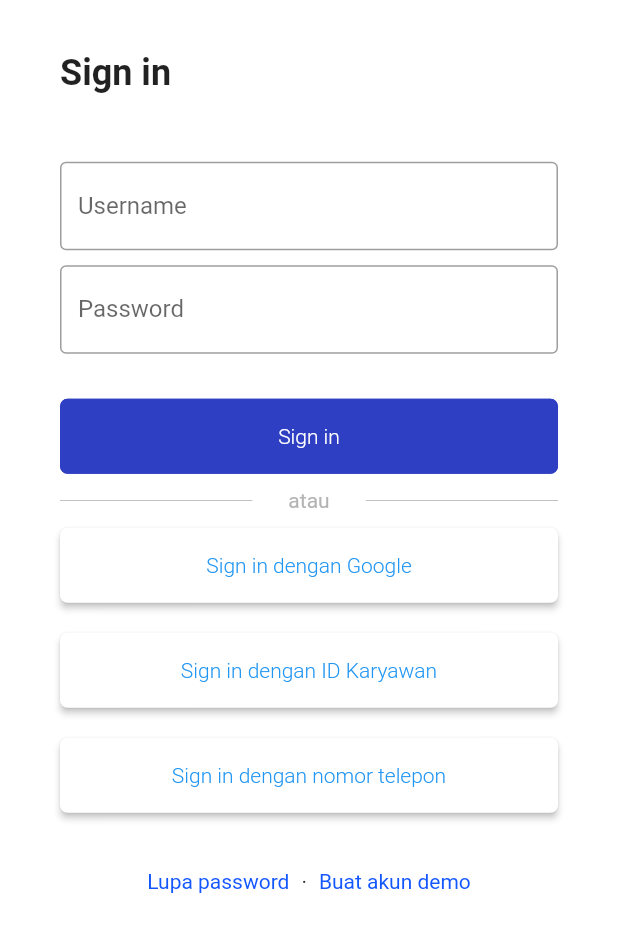
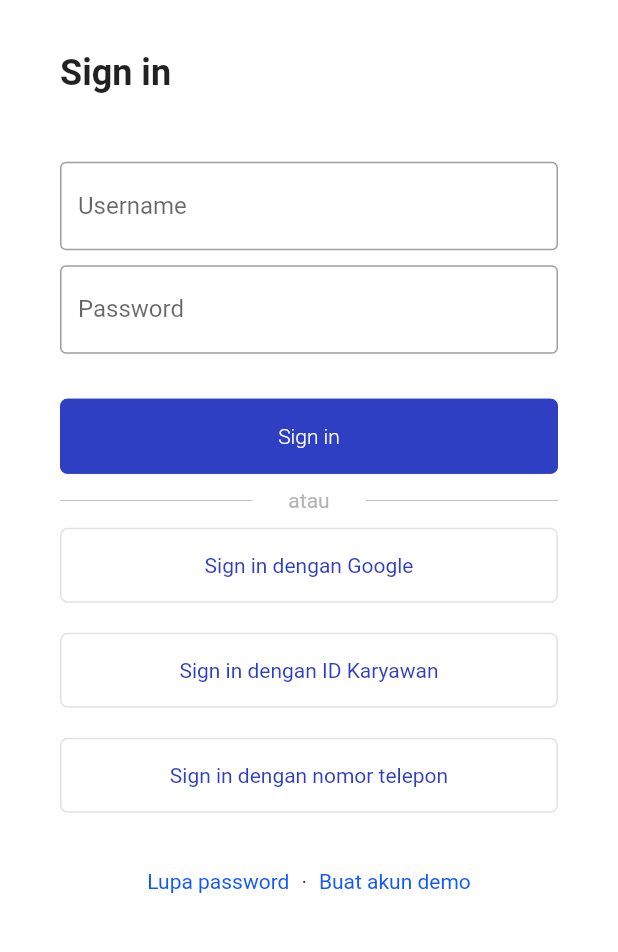
Before and after one commit to aamuzakii/arukari, a Flutter app: the screen it shows after launch, on a phone screen of 412 x 824 dp, the part 178-1130 px from its top. Run offline on Flutter 3.47's test engine with Material 2 defaults, Android fonts, the phone set to English and light mode, and no system bars; our stand-ins replace flutter_svg, google_fonts.

Commit message:
adjust UI for TextButton

```diff
--- a/lib/widgets/button.dart
+++ b/lib/widgets/button.dart
@@ -1,3 +1,4 @@
+import 'package:arukari/helper/constants.dart';
 import 'package:flutter/material.dart';
 
 class ButtonList extends StatelessWidget {
@@ -11,21 +12,21 @@ class ButtonList extends StatelessWidget {
       children: buttons.map((button) {
         return Container(
           margin: const EdgeInsets.symmetric(vertical: 10),
-          child: ElevatedButton(
+          child: TextButton(
             onPressed: button.onPress,
-            style: ElevatedButton.styleFrom(
+            style: TextButton.styleFrom(
                 textStyle: const TextStyle(fontWeight: FontWeight.w300),
                 padding: EdgeInsets.zero,
                 shape: RoundedRectangleBorder(
-                  borderRadius: BorderRadius.circular(5),
-                ),
+                    borderRadius: BorderRadius.circular(5),
+                    side: const BorderSide(color: Color(0xffe2e2e2))),
                 minimumSize: const Size(double.infinity, 50),
+                backgroundColor: Colors.white,
                 primary: Colors.white),
             child: Text(
               button.label,
               style: const TextStyle(
-                color: Colors.blue,
-              ),
+                  color: Constants.darkBlueLogin, fontWeight: FontWeight.w400),
             ),
           ),
         );
```
